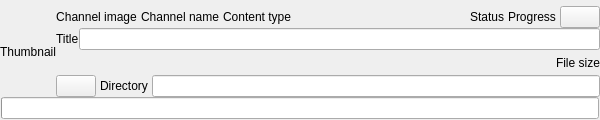
honey720/chzzk-vod-downloader-v2, file ui/contentItemWidget.ui: the form before one commit.
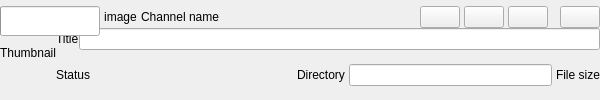
The form after the commit. Custom widgets are drawn as their Qt base class.

What changed in the file:
```diff
--- a/ui/contentItemWidget.ui
+++ b/ui/contentItemWidget.ui
@@ -27,7 +27,7 @@
     <x>0</x>
     <y>0</y>
     <width>600</width>
-    <height>120</height>
+    <height>100</height>
    </rect>
   </property>
   <property name="windowTitle">
@@ -87,13 +87,6 @@
               <property name="text"><string>Channel name</string></property>
              </widget>
             </item>
-            <item>
-             <widget class="QLabel" name="contentTypeLabel">
-              <!-- "· video" — 텍스트는 content/widget.py가 채움 -->
-              <property name="toolTip"><string>Content type</string></property>
-              <property name="text"><string>Content type</string></property>
-             </widget>
-            </item>
             <item>
              <spacer name="topSpacer">
               <property name="orientation"><enum>Qt::Orientation::Horizontal</enum></property>
@@ -101,24 +94,33 @@
              </spacer>
             </item>
             <item>
-             <widget class="QLabel" name="stateIconLabel">
-              <property name="toolTip"><string>Status</string></property>
-              <property name="text"><string/></property>
-              <property name="alignment"><set>Qt::AlignmentFlag::AlignCenter</set></property>
+             <widget class="QPushButton" name="pauseButton">
+              <property name="toolTip"><string>Pause</string></property>
+              <property name="visible"><bool>false</bool></property>
+              <property name="role" stdset="0"><string notr="true">icon</string></property>
              </widget>
             </item>
             <item>
-             <widget class="ElidingLabel" name="statusLabel">
-              <property name="toolTip"><string>Status</string></property>
-              <property name="text"><string>Status</string></property>
+             <widget class="QPushButton" name="openDirectoryButton">
+              <property name="toolTip"><string>Open directory</string></property>
+              <property name="visible"><bool>false</bool></property>
+              <property name="role" stdset="0"><string notr="true">icon</string></property>
              </widget>
             </item>
             <item>
-             <widget class="QLabel" name="progressLabel">
-              <property name="toolTip"><string>Progress</string></property>
-              <property name="text"><string>Progress</string></property>
+             <widget class="QPushButton" name="retryButton">
+              <property name="toolTip"><string>Retry</string></property>
+              <property name="visible"><bool>false</bool></property>
+              <property name="role" stdset="0"><string notr="true">icon</string></property>
              </widget>
             </item>
+            <item>
+             <spacer name="deleteGapSpacer">
+              <property name="orientation"><enum>Qt::Orientation::Horizontal</enum></property>
+              <property name="sizeType"><enum>QSizePolicy::Policy::Fixed</enum></property>
+              <property name="sizeHint" stdset="0"><size><width>8</width><height>0</height></size></property>
+             </spacer>
+            </item>
             <item>
              <widget class="QPushButton" name="deleteButton">
               <property name="toolTip"><string>Delete</string></property>
@@ -146,7 +148,14 @@
           <item>
            <layout class="QHBoxLayout" name="resolutionLayout">
             <property name="spacing"><number>4</number></property>
-            <!-- pill들은 content/widget.py가 왼쪽부터 삽입 -->
+            <!-- pill들은 content/widget.py가 statusLabel 앞(왼쪽부터)에 삽입 -->
+            <item>
+             <widget class="ElidingLabel" name="statusLabel">
+              <property name="toolTip"><string>Status</string></property>
+              <property name="text"><string>Status</string></property>
+              <property name="visible"><bool>false</bool></property>
+             </widget>
+            </item>
             <item>
              <spacer name="resolutionSpacer">
               <property name="orientation"><enum>Qt::Orientation::Horizontal</enum></property>
@@ -154,31 +163,21 @@
              </spacer>
             </item>
             <item>
-             <widget class="ElidingLabel" name="fileSizeLabel">
-              <property name="toolTip"><string>File size</string></property>
-              <property name="text"><string>File size</string></property>
-             </widget>
-            </item>
-           </layout>
-          </item>
-          <item>
-           <layout class="QHBoxLayout" name="directoryLayout">
-            <property name="spacing"><number>4</number></property>
-            <item>
-             <widget class="QPushButton" name="openDirectoryButton">
-              <property name="toolTip"><string>Open directory</string></property>
-              <property name="role" stdset="0"><string notr="true">icon</string></property>
-             </widget>
-            </item>
-            <item stretch="1">
              <widget class="ElidingLabel" name="directoryLabel">
               <property name="toolTip"><string>Directory</string></property>
               <property name="text"><string>Directory</string></property>
              </widget>
             </item>
-            <item stretch="1">
+            <item>
              <widget class="QLineEdit" name="directoryEdit">
               <property name="clearButtonEnabled"><bool>true</bool></property>
+              <property name="visible"><bool>false</bool></property>
+             </widget>
+            </item>
+            <item>
+             <widget class="ElidingLabel" name="fileSizeLabel">
+              <property name="toolTip"><string>File size</string></property>
+              <property name="text"><string>File size</string></property>
              </widget>
             </item>
            </layout>
@@ -187,24 +186,15 @@
         </item>
        </layout>
       </item>
-      <item>
-       <layout class="QHBoxLayout" name="barLayout">
-        <property name="leftMargin"><number>1</number></property>
-        <property name="rightMargin"><number>1</number></property>
-        <property name="bottomMargin"><number>1</number></property>
-        <item>
-         <widget class="QProgressBar" name="progressBar">
-          <!-- 높이 = theme.METRICS["barHeight"], 진행 중일 때만 표시 -->
-          <property name="maximum"><number>100</number></property>
-          <property name="value"><number>0</number></property>
-          <property name="textVisible"><bool>false</bool></property>
-          <property name="visible"><bool>false</bool></property>
-          <property name="state" stdset="0"><string notr="true">waiting</string></property>
-         </widget>
-        </item>
-       </layout>
-      </item>
      </layout>
+     <widget class="QProgressBar" name="progressBar">
+      <!-- 오버레이 — 지오메트리는 content/widget.py::_placeProgressBar -->
+      <property name="maximum"><number>100</number></property>
+      <property name="value"><number>0</number></property>
+      <property name="textVisible"><bool>false</bool></property>
+      <property name="visible"><bool>false</bool></property>
+      <property name="state" stdset="0"><string notr="true">waiting</string></property>
+     </widget>
     </widget>
    </item>
   </layout>
```
Left out of the diff: 65 changed lines with no effect on the pictures.
